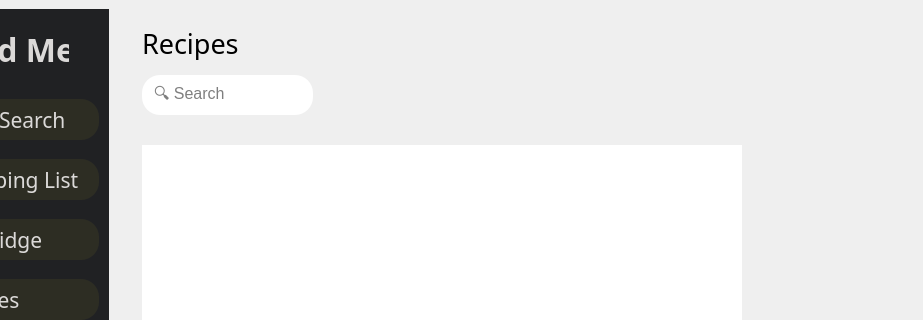
First picture: the form in src/pages/MainWindow.ui, repository AxisMaen/FeedMe, before the edit; both pictures show x 101 to 1024 and y 0 to 320 of the 1024 by 709 pixel window.
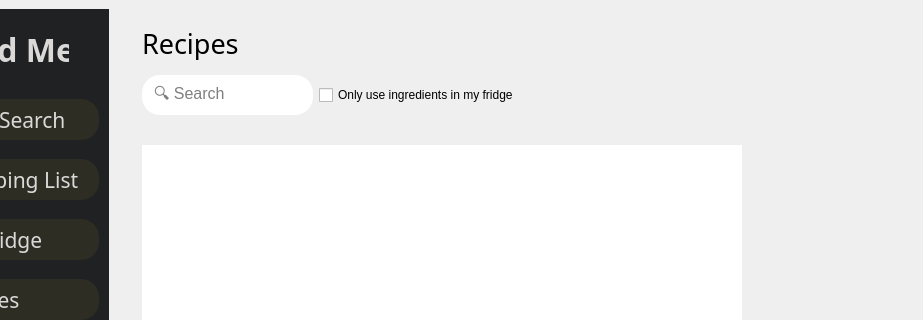
Second picture: the form after the edit. The open tabs and pages were chosen to show the change. Icons and pictures are not drawn.

Commit message: FM-16 - add ingredient filter to recipe search

Diff of the .ui file:
```diff
--- a/src/pages/MainWindow.ui
+++ b/src/pages/MainWindow.ui
@@ -876,7 +876,7 @@
                <height>58</height>
               </size>
              </property>
-             <layout class="QVBoxLayout" name="verticalLayout_8">
+             <layout class="QHBoxLayout" name="horizontalLayout_17">
               <item>
                <widget class="QLineEdit" name="recipesLineEdit">
                 <property name="sizePolicy">
@@ -911,6 +911,13 @@
                 </property>
                </widget>
               </item>
+              <item>
+               <widget class="QCheckBox" name="recipesFilterCheckBox">
+                <property name="text">
+                 <string>Only use ingredients in my fridge</string>
+                </property>
+               </widget>
+              </item>
              </layout>
             </widget>
            </item>
```
The commit also changes 7 other files.
